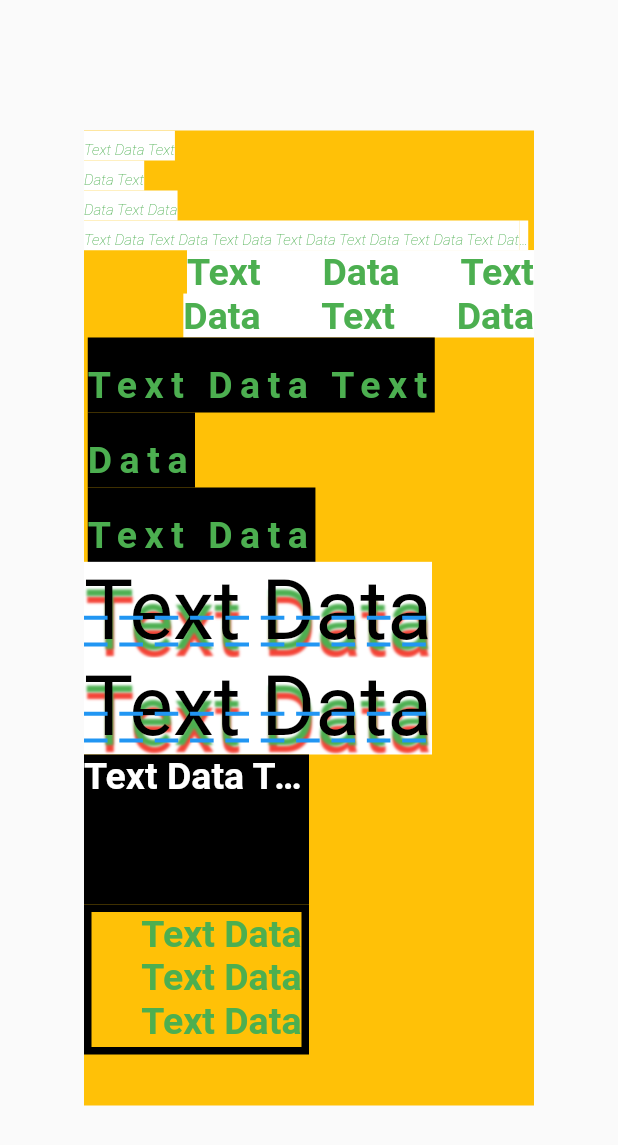
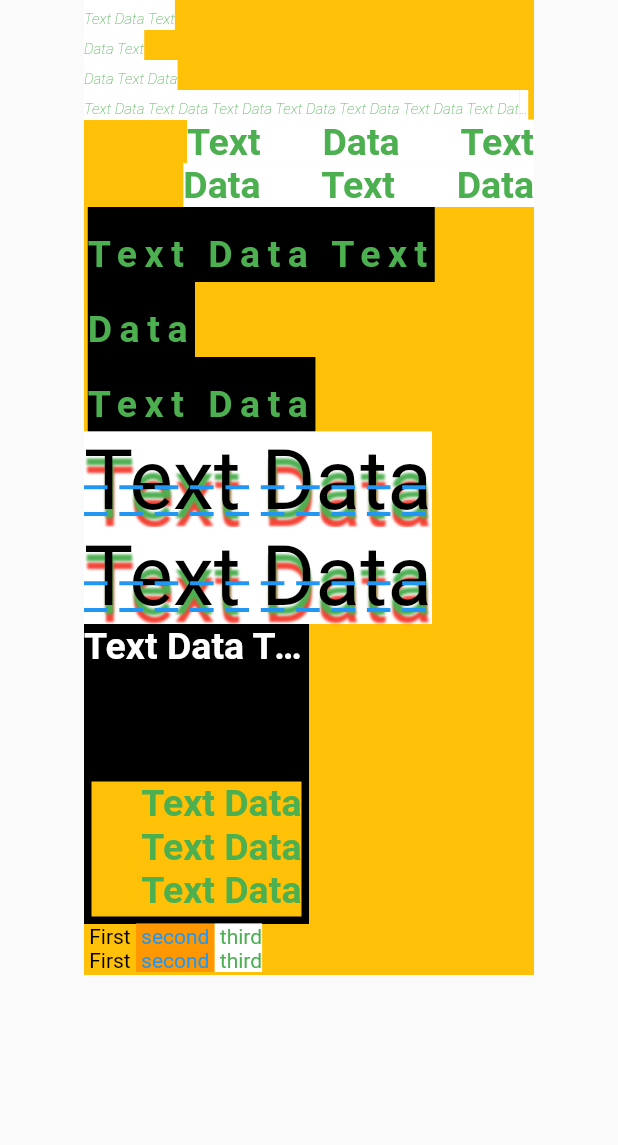
Before and after one commit to aditya995/flutterPractice, a Flutter app: the screen it shows after launch, on a phone screen of 412 x 824 dp. Shown: the top 1145 px of the screen. Run offline on Flutter 3.47's test engine with Material 2 defaults, Android fonts, the phone set to English and light mode, and no system bars.

Commit message:
RichText() & Text.rich() added!

```diff
--- a/text/lib/main.dart
+++ b/text/lib/main.dart
@@ -12,12 +12,12 @@ class MyApp extends StatelessWidget {
   // This widget is the root of your application.
   @override
   Widget build(BuildContext context) {
-    return MaterialApp(
+    return const MaterialApp(
       debugShowCheckedModeBanner: false,
       title: 'Text widget',
       home: SafeArea(
         child: Scaffold(
-          body: myTextWidget(),
+          body: SingleChildScrollView(child: myTextWidget()),
         ),
       ),
     );
@@ -139,6 +139,54 @@ class myTextWidget extends StatelessWidget {
               ),
               clipBehavior: Clip.antiAliasWithSaveLayer,
             ),
+            RichText(
+              text: const TextSpan(
+                text: ' First ',
+                style: TextStyle(
+                  color: Colors.black,
+                ),
+                children: [
+                  TextSpan(
+                    text: ' second ',
+                    style: TextStyle(
+                      color: Colors.blue,
+                      backgroundColor: Colors.orange,
+                    ),
+                  ),
+                  TextSpan(
+                    text: ' third ',
+                    style: TextStyle(
+                      color: Colors.green,
+                      backgroundColor: Colors.white,
+                    ),
+                  ),
+                ],
+              ),
+            ),
+            const Text.rich(
+              TextSpan(
+                text: ' First ',
+                style: TextStyle(
+                  color: Colors.black,
+                ),
+                children: [
+                  TextSpan(
+                    text: ' second ',
+                    style: TextStyle(
+                      color: Colors.blue,
+                      backgroundColor: Colors.orange,
+                    ),
+                  ),
+                  TextSpan(
+                    text: ' third ',
+                    style: TextStyle(
+                      color: Colors.green,
+                      backgroundColor: Colors.white,
+                    ),
+                  ),
+                ],
+              ),
+            ),
           ],
         ),
       ),
```
